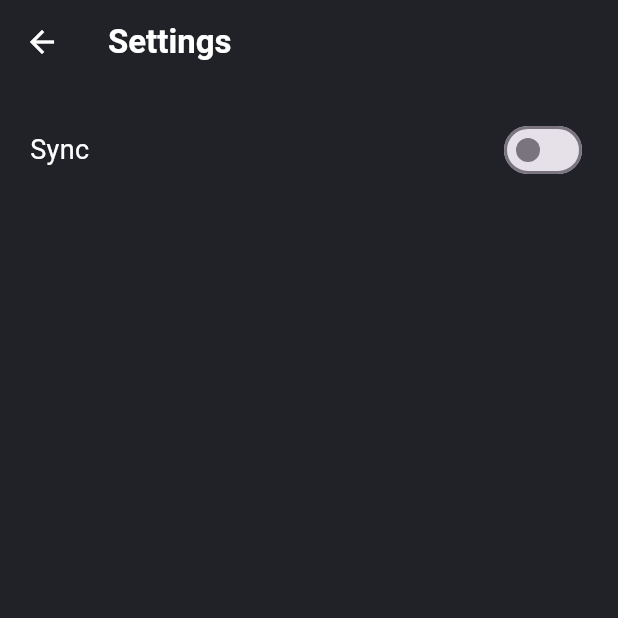
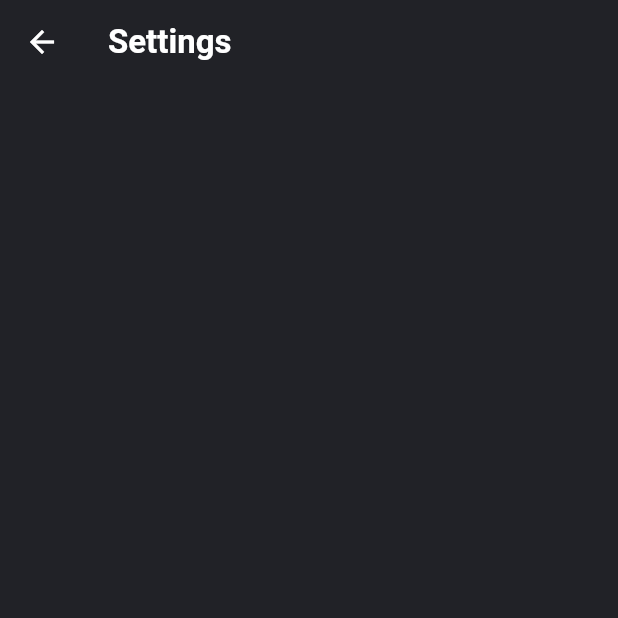
Before and after one commit to anuragJoshi05/ClipNote, a Flutter app: the Settingsview screen opened directly, on a phone screen of 412 x 824 dp, the top half of it. Run offline on Flutter 3.47's test engine with Material 3 defaults, Android fonts, the phone set to English and light mode, and no system bars; our stand-ins replace cloud_firestore, firebase_auth, firebase_core, font_awesome_flutter, google_fonts, google_sign_in and 3 more; accounts and stored records are empty.

Commit message:
refactor: remove sync setting from SettingsView
- Removed sync toggle switch and associated functionality
- Cleaned up unused imports and methods

```diff
--- a/lib/settingsView.dart
+++ b/lib/settingsView.dart
@@ -1,5 +1,4 @@
 import 'package:clipnote/colors.dart';
-import 'package:clipnote/services/loginInfo.dart';
 import 'package:flutter/material.dart';
 
 class Settingsview extends StatefulWidget {
@@ -10,21 +9,6 @@ class Settingsview extends StatefulWidget {
 }
 
 class _SettingsviewState extends State<Settingsview> {
-  bool value = false;
-
-  Future<void> getSyncSet() async {
-    bool? valueFromDb = await LocalDataSaver.getSyncSet();
-    setState(() {
-      value = valueFromDb ?? false;
-    });
-  }
-
-  @override
-  void initState() {
-    super.initState();
-    getSyncSet();
-  }
-
   @override
   Widget build(BuildContext context) {
     return Scaffold(
@@ -42,26 +26,7 @@ class _SettingsviewState extends State<Settingsview> {
         padding: EdgeInsets.all(20),
         child: Column(
           children: [
-            Row(
-              children: [
-                const Text(
-                  "Sync",
-                  style: TextStyle(
-                    color: white,
-                    fontSize: 18,
-                  ),
-                ),
-                Spacer(),
-                Switch.adaptive(
-                    value: value,
-                    onChanged: (switchValue) {
-                      setState(() {
-                        value = switchValue;
-                        LocalDataSaver.saveSyncSet(switchValue);
-                      });
-                    }),
-              ],
-            ),
+            // Other settings options if any
           ],
         ),
       ),
```
